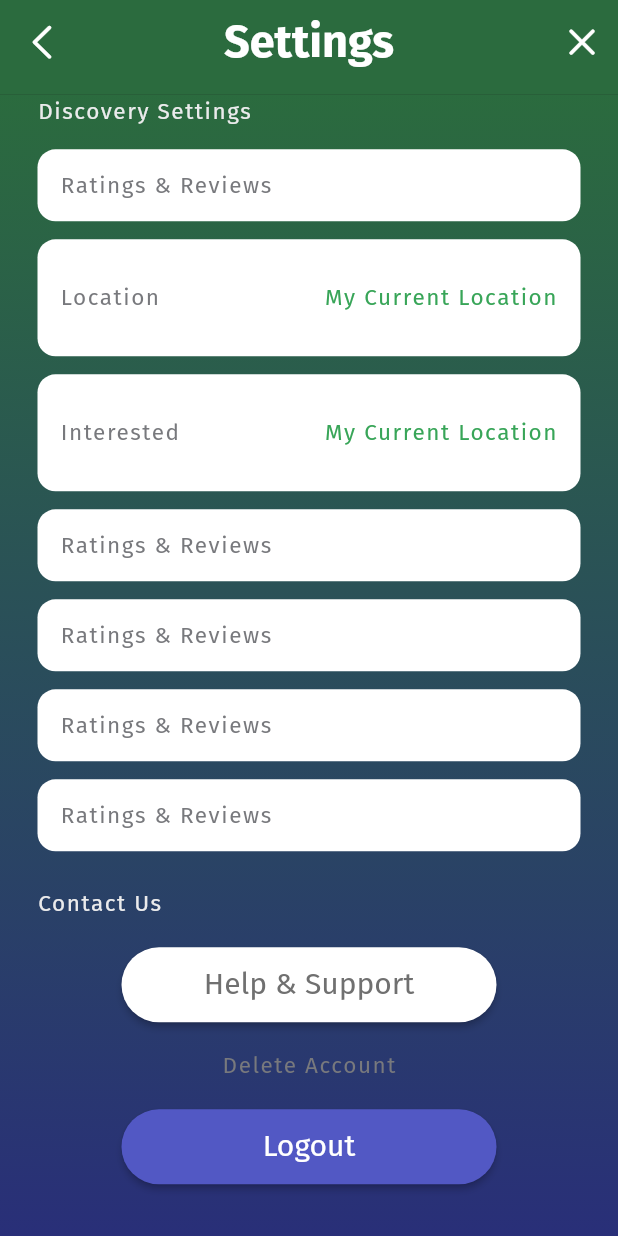
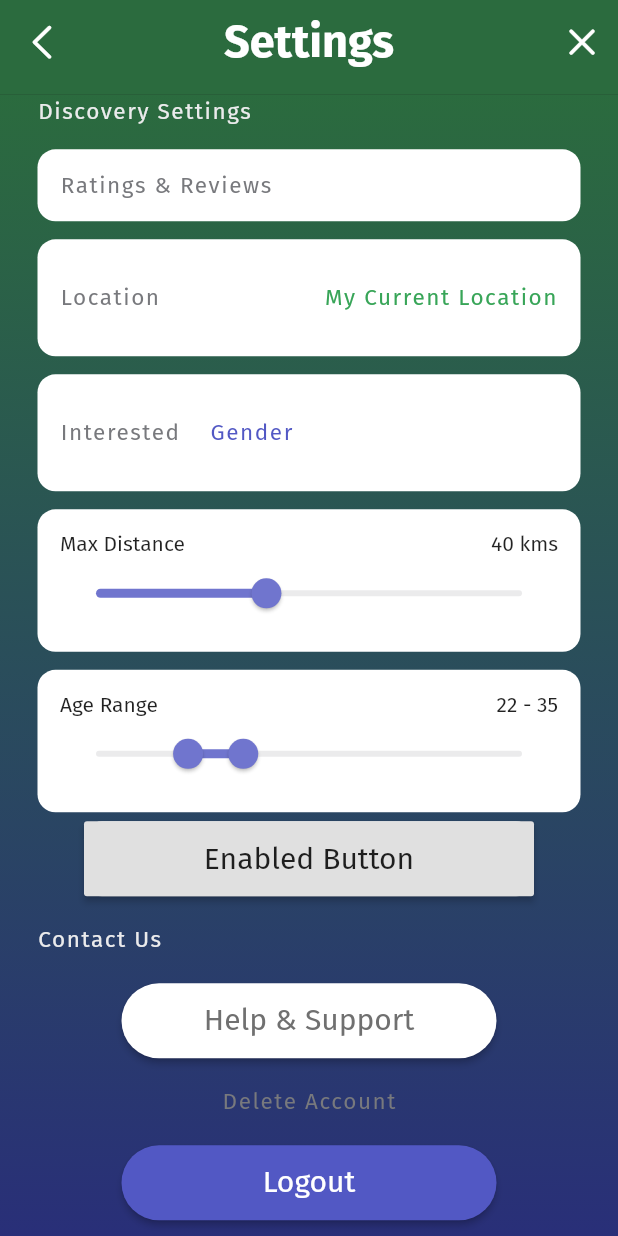
Before and after one commit to anandvishwag/Izinga-frontend, a Flutter app: the SettingProfile screen opened directly, scrolled down 379 dp, on a phone screen of 412 x 824 dp. Run offline on Flutter 3.47's test engine with Material 2 defaults, Android fonts, the phone set to English and light mode, and no system bars; drawn by our look-alikes of select_form_field; our stand-ins replace carousel_slider, flutter_svg, intl_phone_field; missing offline and left inert: passwordfield; project files that could hold a hidden picture were left out.

Commit message:
Changes in settings page

```diff
--- a/lib/login/setting.dart
+++ b/lib/login/setting.dart
@@ -4,6 +4,7 @@ import '../constantColor.dart';
 import '../defalte-Button.dart';
 import '../top-back-appbar.dart';
 import 'package:passwordfield/passwordfield.dart';
+import 'package:select_form_field/select_form_field.dart';
 
 class SettingProfile extends StatefulWidget {
   @override
@@ -13,7 +14,45 @@ class SettingProfile extends StatefulWidget {
 class _SettingProfileState extends State<SettingProfile> {
   final _formKey = GlobalKey<FormState>();
   final _formKeydiscovery = GlobalKey<FormState>();
+  TextEditingController _controller;
+  //String _initialValue;
+  String _valueChanged = '';
+  String _valueToValidate = '';
+  String _valueSaved = '';
+
+  final List<Map<String, dynamic>> _items = [
+    {
+      'value': 'male',
+      'label': 'Male',
+      'textStyle': TextStyle(color: iZblackL4),
+    },
+    {
+      'value': 'female',
+      'label': 'Female',
+      'textStyle': TextStyle(color: iZblackL4),
+    },
+    {
+      'value': 'starValue',
+      'label': 'Gender',
+      'enable': false,
+      'textStyle': TextStyle(color: iZblackL4),
+    },
+  ];
+
+  RangeValues values = RangeValues(22, 35);
+  int minage = 22;
+  int maxage = 35;
+
+  int maxdistance = 40;
+
   @override
+  void initState() {
+    super.initState();
+
+    //_initialValue = 'starValue';
+    _controller = TextEditingController(text: 'starValue');
+  }
+
   Widget build(BuildContext context) {
     return Scaffold(
       backgroundColor: iZblack,
@@ -167,21 +206,28 @@ class _SettingProfileState extends State<SettingProfile> {
                               width: 20.0,
                             ),
                             Expanded(
-                              child: TextFormField(
+                              child: SelectFormField(
+                                style: TextStyle(
+                                  fontSize: 15,
+                                  color: iZblue,
+                                  letterSpacing: 1.04,
+                                ),
+                                decoration: InputDecoration(
+                                  border: InputBorder.none,
+                                ),
                                 textAlign: TextAlign.right,
-                                style: setingBoxTextStyle(),
-
-                                decoration: InputDecoration(
-                                    hintStyle: TextStyle(color: iZgreen),
-                                    border: InputBorder.none,
-                                    hintText: 'My Current Location'),
-                                // The validator receives the text that the user has entered.
-                                validator: (value) {
-                                  if (value.isEmpty) {
-                                    return 'Please enter some text';
-                                  }
+                                type: SelectFormFieldType.dropdown,
+                                controller: _controller,
+                                //initialValue: _initialValue,
+                                items: _items,
+                                onChanged: (val) =>
+                                    setState(() => _valueChanged = val),
+                                validator: (val) {
+                                  setState(() => _valueToValidate = val);
                                   return null;
                                 },
+                                onSaved: (val) =>
+                                    setState(() => _valueSaved = val),
                               ),
                             )
                           ],
@@ -189,29 +235,72 @@ class _SettingProfileState extends State<SettingProfile> {
                       )
                     ])),
                 SettingBoxes(
-                  child: Text(
-                    'Ratings & Reviews',
-                    style: setingBoxTextStyle(),
-                  ),
-                ),
+                    child: Column(
+                  children: [
+                    Row(
+                      mainAxisAlignment: MainAxisAlignment.spaceBetween,
+                      children: [
+                        Expanded(child: Text('Max Distance')),
+                        Container(
+                            alignment: Alignment.centerRight,
+                            child: Text('$maxdistance kms'))
+                      ],
+                    ),
+                    Slider(
+                      activeColor: iZblueM,
+                      inactiveColor: iZwhiteGMD,
+                      min: 0,
+                      max: 100,
+                      value: maxdistance.toDouble(),
+                      onChanged: (double newValue) {
+                        setState(() {
+                          maxdistance = newValue.round();
+                        });
+                      },
+                    ),
+                  ],
+                )),
                 SettingBoxes(
-                  child: Text(
-                    'Ratings & Reviews',
-                    style: setingBoxTextStyle(),
-                  ),
-                ),
-                SettingBoxes(
-                  child: Text(
-                    'Ratings & Reviews',
-                    style: setingBoxTextStyle(),
-                  ),
-                ),
-                SettingBoxes(
-                  child: Text(
-                    'Ratings & Reviews',
-                    style: setingBoxTextStyle(),
-                  ),
-                ),
+                    child: Column(
+                  children: [
+                    Row(
+                      mainAxisAlignment: MainAxisAlignment.spaceBetween,
+                      children: [
+                        Expanded(child: Text('Age Range')),
+                        Container(
+                            alignment: Alignment.centerRight,
+                            child: Text('$minage - $maxage'))
+                      ],
+                    ),
+                    RangeSlider(
+                      activeColor: iZblueM,
+                      inactiveColor: iZwhiteGMD,
+                      min: 1,
+                      max: 100,
+                      values: values,
+                      divisions: 100,
+                      onChanged: (value) {
+                        setState(() {
+                          values = value;
+                          minage = value.start.toInt();
+                          maxage = value.end.toInt();
+                        });
+                      },
+                    )
+                  ],
+                )),
+                Container(
+                    width: 300,
+                    height: 50,
+                    decoration: BoxDecoration(
+                      borderRadius: BorderRadius.circular(12.0),
+                      color: iZwhite,
+                    ),
+                    child: RaisedButton(
+                      onPressed: () {},
+                      child: const Text('Enabled Button',
+                          style: TextStyle(fontSize: 20)),
+                    )),
                 Padding(
                   padding: const EdgeInsets.only(top: 10, bottom: 10),
                   child: SettingHeading(
--- a/lib/main.dart
+++ b/lib/main.dart
@@ -1,9 +1,9 @@
-import 'package:IzingaDating/profile-Discover-maches/Its-a-mach.dart';
+//import 'package:IzingaDating/profile-Discover-maches/Its-a-mach.dart';
 import 'package:flutter/material.dart';
 
 //import 'profile-Discover-maches/profile-Info.dart';
 
-//import 'login/setting.dart';
+import 'login/setting.dart';
 
 //import 'login/profile-media.dart';
 
@@ -36,9 +36,9 @@ class _MyAppState extends State<MyApp> {
         primarySwatch: Colors.blue,
         backgroundColor: Colors.white,
       ),
-      home: //SettingProfile(),
+      home: SettingProfile(),
       //ProfileInfo(),
-      ItsAMatch(),
+      // ItsAMatch(),
       //SettingProfile(),
       //ProfileMedia(),
       //ProfileBio(),
--- a/pubspec.yaml
+++ b/pubspec.yaml
@@ -33,7 +33,7 @@ dependencies:
   intl_phone_field: ^1.4.2
   carousel_slider: ^2.3.1
   passwordfield: ^0.0.82
-  direct_select: "^1.0.3"
+  select_form_field: "^1.1.0"
 
 
 dev_dependencies:
```
Also changed, not shown: pubspec.lock.
